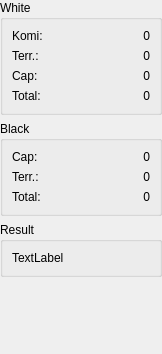
The window that src/scoretools_gui.ui (bernds/q5Go) describes before a commit, drawn with Qt 5.
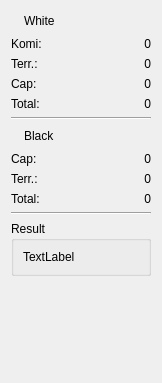
The same window after the commit. Icons and pictures are not drawn.

Commit message:
Also show player name and stone icons in the scoretools
Also, adjust the amount of truncation for player names based on length of
the rank.

Diff of the .ui file:
```diff
--- a/src/scoretools_gui.ui
+++ b/src/scoretools_gui.ui
@@ -7,7 +7,7 @@
     <x>0</x>
     <y>0</y>
     <width>162</width>
-    <height>354</height>
+    <height>383</height>
    </rect>
   </property>
   <property name="sizePolicy">
@@ -26,33 +26,61 @@
    <string>Form</string>
   </property>
   <layout class="QVBoxLayout" name="verticalLayout">
-   <property name="spacing">
-    <number>6</number>
-   </property>
-   <property name="leftMargin">
-    <number>0</number>
-   </property>
-   <property name="topMargin">
-    <number>0</number>
-   </property>
-   <property name="rightMargin">
-    <number>0</number>
-   </property>
-   <property name="bottomMargin">
-    <number>0</number>
-   </property>
    <item>
-    <widget class="QGroupBox" name="groupBox">
+    <layout class="QHBoxLayout" name="horizontalLayout_4">
+     <item>
+      <widget class="QLabel" name="label_2">
+       <property name="text">
+        <string/>
+       </property>
+       <property name="pixmap">
+        <pixmap resource="q4go.qrc">:/images/stone_w16.png</pixmap>
+       </property>
+      </widget>
+     </item>
+     <item>
+      <widget class="QLabel" name="whiteLabel">
+       <property name="text">
+        <string>White</string>
+       </property>
+      </widget>
+     </item>
+     <item>
+      <spacer name="horizontalSpacer_2">
+       <property name="orientation">
+        <enum>Qt::Horizontal</enum>
+       </property>
+       <property name="sizeHint" stdset="0">
+        <size>
+         <width>40</width>
+         <height>20</height>
+        </size>
+       </property>
+      </spacer>
+     </item>
+    </layout>
+   </item>
+   <item>
+    <widget class="QFrame" name="frame">
      <property name="sizePolicy">
       <sizepolicy hsizetype="MinimumExpanding" vsizetype="Preferred">
        <horstretch>0</horstretch>
        <verstretch>0</verstretch>
       </sizepolicy>
      </property>
-     <property name="title">
-      <string>White</string>
-     </property>
      <layout class="QVBoxLayout" name="verticalLayout_4">
+      <property name="leftMargin">
+       <number>0</number>
+      </property>
+      <property name="topMargin">
+       <number>0</number>
+      </property>
+      <property name="rightMargin">
+       <number>0</number>
+      </property>
+      <property name="bottomMargin">
+       <number>0</number>
+      </property>
       <item>
        <layout class="QVBoxLayout" name="verticalLayout_2">
         <item>
@@ -229,17 +257,67 @@
     </widget>
    </item>
    <item>
-    <widget class="QGroupBox" name="groupBox_2">
+    <widget class="Line" name="line">
+     <property name="orientation">
+      <enum>Qt::Horizontal</enum>
+     </property>
+    </widget>
+   </item>
+   <item>
+    <layout class="QHBoxLayout" name="horizontalLayout_5">
+     <item>
+      <widget class="QLabel" name="label_4">
+       <property name="text">
+        <string/>
+       </property>
+       <property name="pixmap">
+        <pixmap resource="q4go.qrc">:/images/stone_b16.png</pixmap>
+       </property>
+      </widget>
+     </item>
+     <item>
+      <widget class="QLabel" name="blackLabel">
+       <property name="text">
+        <string>Black</string>
+       </property>
+      </widget>
+     </item>
+     <item>
+      <spacer name="horizontalSpacer_3">
+       <property name="orientation">
+        <enum>Qt::Horizontal</enum>
+       </property>
+       <property name="sizeHint" stdset="0">
+        <size>
+         <width>40</width>
+         <height>20</height>
+        </size>
+       </property>
+      </spacer>
+     </item>
+    </layout>
+   </item>
+   <item>
+    <widget class="QFrame" name="frame_2">
      <property name="sizePolicy">
       <sizepolicy hsizetype="MinimumExpanding" vsizetype="Preferred">
        <horstretch>0</horstretch>
        <verstretch>0</verstretch>
       </sizepolicy>
      </property>
-     <property name="title">
-      <string>Black</string>
-     </property>
      <layout class="QVBoxLayout" name="verticalLayout_5">
+      <property name="leftMargin">
+       <number>0</number>
+      </property>
+      <property name="topMargin">
+       <number>0</number>
+      </property>
+      <property name="rightMargin">
+       <number>0</number>
+      </property>
+      <property name="bottomMargin">
+       <number>0</number>
+      </property>
       <item>
        <layout class="QVBoxLayout" name="verticalLayout_3">
         <item>
@@ -376,6 +454,13 @@
      </layout>
     </widget>
    </item>
+   <item>
+    <widget class="Line" name="line_2">
+     <property name="orientation">
+      <enum>Qt::Horizontal</enum>
+     </property>
+    </widget>
+   </item>
    <item>
     <widget class="QGroupBox" name="groupBox_3">
      <property name="title">
```
Left out of the diff: 4 changed lines with no effect on the pictures. The commit also changes 1 other file.
